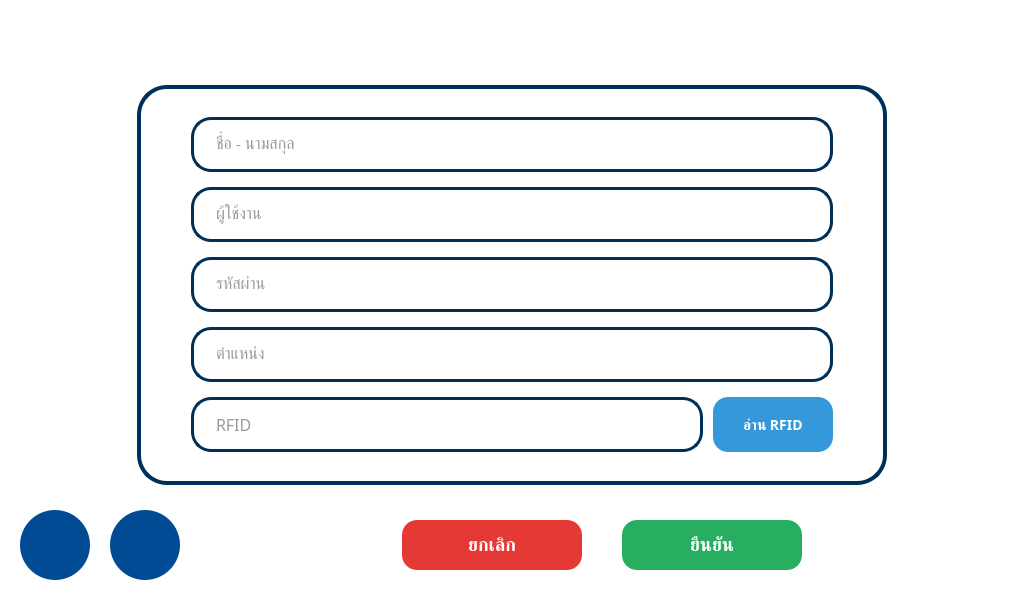
Old version of the form ui/screens/user_edit.ui in the repository admin-adasoft/A9.
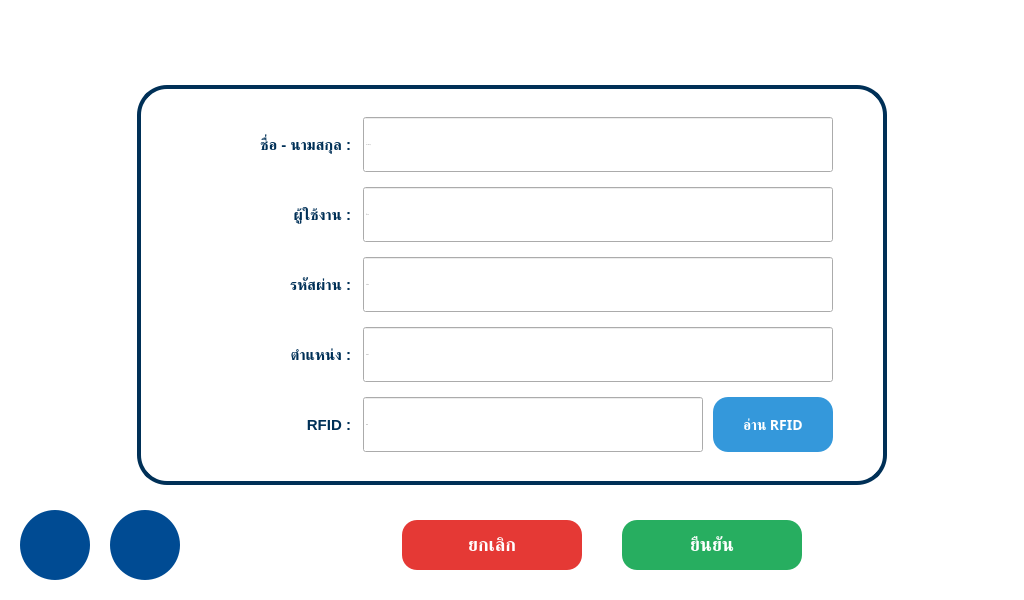
New version of the form. Icons and pictures are not drawn. Custom widgets are drawn as their Qt base class.

```diff
--- a/ui/screens/user_edit.ui
+++ b/ui/screens/user_edit.ui
@@ -30,6 +30,19 @@
   <property name="styleSheet">
    <string notr="true">
         #ofrm_central { background-color: #ffffff; }
+        /* Input fields */
+        QLineEdit.formInput {
+            background-color: #ffffff;
+            border: 3px solid #003057;
+            border-radius: 20px;
+            padding: 8px 20px;
+            font-family: &quot;Poppins&quot;, &quot;Noto Sans Thai&quot;;
+            font-size: 16px;
+            color: #333333;
+        }
+        QLineEdit.formInput:focus {
+            border: 3px solid #0099cc;
+        }
    </string>
   </property>
   <widget class="QWidget" name="ofrm_central">
@@ -125,6 +138,33 @@
           <number>25</number>
          </property>
          <item>
+          <layout class="QHBoxLayout" name="layout_row_fullname">
+           <item>
+            <widget class="QLabel" name="olbl_fullname">
+             <property name="minimumSize">
+              <size>
+               <width>160</width>
+               <height>55</height>
+              </size>
+             </property>
+             <property name="maximumSize">
+              <size>
+               <width>160</width>
+               <height>55</height>
+              </size>
+             </property>
+             <property name="styleSheet">
+              <string notr="true">color: #003057; font-family: 'Poppins', 'Noto Sans Thai'; font-size: 15px; font-weight: bold;</string>
+             </property>
+             <property name="text">
+              <string>ชื่อ - นามสกุล :</string>
+             </property>
+             <property name="alignment">
+              <set>Qt::AlignRight|Qt::AlignVCenter</set>
+             </property>
+            </widget>
+           </item>
+           <item>
           <widget class="QLineEdit" name="otxt_fullname">
            <property name="minimumSize">
             <size>
@@ -141,26 +181,44 @@
            <property name="font">
             <font>
              <family>Poppins</family>
-             <pointsize>14</pointsize>
-            </font>
-           </property>
-           <property name="styleSheet">
-            <string notr="true">QLineEdit {
-	background-color: #ffffff;
-	border: 3px solid #003057;
-	border-radius: 20px;
-	padding: 8px 20px;
-	font-family: 'Poppins', 'Noto Sans Thai';
-	font-size: 16px;
-	color: #333333;
-}
-QLineEdit:focus {
-	border: 3px solid #0099cc;
-}</string>
-           </property>
+               <pointsize>-1</pointsize>
+              </font>
+             </property>
            <property name="placeholderText">
             <string>ชื่อ - นามสกุล</string>
            </property>
+             <property name="class" stdset="0">
+              <string>formInput</string>
+             </property>
+            </widget>
+           </item>
+          </layout>
+         </item>
+         <item>
+          <layout class="QHBoxLayout" name="layout_row_username">
+           <item>
+            <widget class="QLabel" name="olbl_username">
+             <property name="minimumSize">
+              <size>
+               <width>160</width>
+               <height>55</height>
+              </size>
+             </property>
+             <property name="maximumSize">
+              <size>
+               <width>160</width>
+               <height>55</height>
+              </size>
+             </property>
+             <property name="styleSheet">
+              <string notr="true">color: #003057; font-family: 'Poppins', 'Noto Sans Thai'; font-size: 15px; font-weight: bold;</string>
+             </property>
+             <property name="text">
+              <string>ผู้ใช้งาน :</string>
+             </property>
+             <property name="alignment">
+              <set>Qt::AlignRight|Qt::AlignVCenter</set>
+             </property>
           </widget>
          </item>
          <item>
@@ -180,26 +238,44 @@
            <property name="font">
             <font>
              <family>Poppins</family>
-             <pointsize>14</pointsize>
-            </font>
-           </property>
-           <property name="styleSheet">
-            <string notr="true">QLineEdit {
-	background-color: #ffffff;
-	border: 3px solid #003057;
-	border-radius: 20px;
-	padding: 8px 20px;
-	font-family: 'Poppins', 'Noto Sans Thai';
-	font-size: 16px;
-	color: #333333;
-}
-QLineEdit:focus {
-	border: 3px solid #0099cc;
-}</string>
-           </property>
+               <pointsize>-1</pointsize>
+              </font>
+             </property>
            <property name="placeholderText">
             <string>ผู้ใช้งาน</string>
            </property>
+             <property name="class" stdset="0">
+              <string>formInput</string>
+             </property>
+            </widget>
+           </item>
+          </layout>
+         </item>
+         <item>
+          <layout class="QHBoxLayout" name="layout_row_password">
+           <item>
+            <widget class="QLabel" name="olbl_password">
+             <property name="minimumSize">
+              <size>
+               <width>160</width>
+               <height>55</height>
+              </size>
+             </property>
+             <property name="maximumSize">
+              <size>
+               <width>160</width>
+               <height>55</height>
+              </size>
+             </property>
+             <property name="styleSheet">
+              <string notr="true">color: #003057; font-family: 'Poppins', 'Noto Sans Thai'; font-size: 15px; font-weight: bold;</string>
+             </property>
+             <property name="text">
+              <string>รหัสผ่าน :</string>
+             </property>
+             <property name="alignment">
+              <set>Qt::AlignRight|Qt::AlignVCenter</set>
+             </property>
           </widget>
          </item>
          <item>
@@ -219,29 +295,47 @@
            <property name="font">
             <font>
              <family>Poppins</family>
-             <pointsize>14</pointsize>
-            </font>
-           </property>
-           <property name="styleSheet">
-            <string notr="true">QLineEdit {
-	background-color: #ffffff;
-	border: 3px solid #003057;
-	border-radius: 20px;
-	padding: 8px 20px;
-	font-family: 'Poppins', 'Noto Sans Thai';
-	font-size: 16px;
-	color: #333333;
-}
-QLineEdit:focus {
-	border: 3px solid #0099cc;
-}</string>
-           </property>
+               <pointsize>-1</pointsize>
+              </font>
+             </property>
            <property name="echoMode">
             <enum>QLineEdit::Password</enum>
            </property>
            <property name="placeholderText">
             <string>รหัสผ่าน</string>
            </property>
+             <property name="class" stdset="0">
+              <string>formInput</string>
+             </property>
+            </widget>
+           </item>
+          </layout>
+         </item>
+         <item>
+          <layout class="QHBoxLayout" name="layout_row_position">
+           <item>
+            <widget class="QLabel" name="olbl_position">
+             <property name="minimumSize">
+              <size>
+               <width>160</width>
+               <height>55</height>
+              </size>
+             </property>
+             <property name="maximumSize">
+              <size>
+               <width>160</width>
+               <height>55</height>
+              </size>
+             </property>
+             <property name="styleSheet">
+              <string notr="true">color: #003057; font-family: 'Poppins', 'Noto Sans Thai'; font-size: 15px; font-weight: bold;</string>
+             </property>
+             <property name="text">
+              <string>ตำแหน่ง :</string>
+             </property>
+             <property name="alignment">
+              <set>Qt::AlignRight|Qt::AlignVCenter</set>
+             </property>
           </widget>
          </item>
          <item>
@@ -261,26 +355,44 @@
            <property name="font">
             <font>
              <family>Poppins</family>
-             <pointsize>14</pointsize>
-            </font>
-           </property>
-           <property name="styleSheet">
-            <string notr="true">QLineEdit {
-	background-color: #ffffff;
-	border: 3px solid #003057;
-	border-radius: 20px;
-	padding: 8px 20px;
-	font-family: 'Poppins', 'Noto Sans Thai';
-	font-size: 16px;
-	color: #333333;
-}
-QLineEdit:focus {
-	border: 3px solid #0099cc;
-}</string>
-           </property>
+               <pointsize>-1</pointsize>
+              </font>
+             </property>
            <property name="placeholderText">
             <string>ตำแหน่ง</string>
            </property>
+             <property name="class" stdset="0">
+              <string>formInput</string>
+             </property>
+            </widget>
+           </item>
+          </layout>
+         </item>
+         <item>
+          <layout class="QHBoxLayout" name="layout_row_rfid">
+           <item>
+            <widget class="QLabel" name="olbl_rfid">
+             <property name="minimumSize">
+              <size>
+               <width>160</width>
+               <height>55</height>
+              </size>
+             </property>
+             <property name="maximumSize">
+              <size>
+               <width>160</width>
+               <height>55</height>
+              </size>
+             </property>
+             <property name="styleSheet">
+              <string notr="true">color: #003057; font-family: 'Poppins', 'Noto Sans Thai'; font-size: 15px; font-weight: bold;</string>
+             </property>
+             <property name="text">
+              <string>RFID :</string>
+             </property>
+             <property name="alignment">
+              <set>Qt::AlignRight|Qt::AlignVCenter</set>
+             </property>
           </widget>
          </item>
          <item>
@@ -305,23 +417,9 @@
              <property name="font">
               <font>
                <family>Poppins</family>
-               <pointsize>14</pointsize>
-              </font>
-             </property>
-             <property name="styleSheet">
-              <string notr="true">QLineEdit {
-	background-color: #ffffff;
-	border: 3px solid #003057;
-	border-radius: 20px;
-	padding: 8px 20px;
-	font-family: 'Poppins', 'Noto Sans Thai';
-	font-size: 16px;
-	color: #333333;
-}
-QLineEdit:focus {
-	border: 3px solid #0099cc;
-}</string>
-             </property>
+                 <pointsize>-1</pointsize>
+                </font>
+               </property>
              <property name="placeholderText">
               <string>RFID</string>
              </property>
@@ -376,6 +474,8 @@
           </layout>
          </item>
         </layout>
+         </item>
+        </layout>
        </widget>
       </item>
       <item>
```
Left out of the diff: 56 changed lines with no effect on the pictures. Lines whose indentation alone changed are shown as unchanged.
